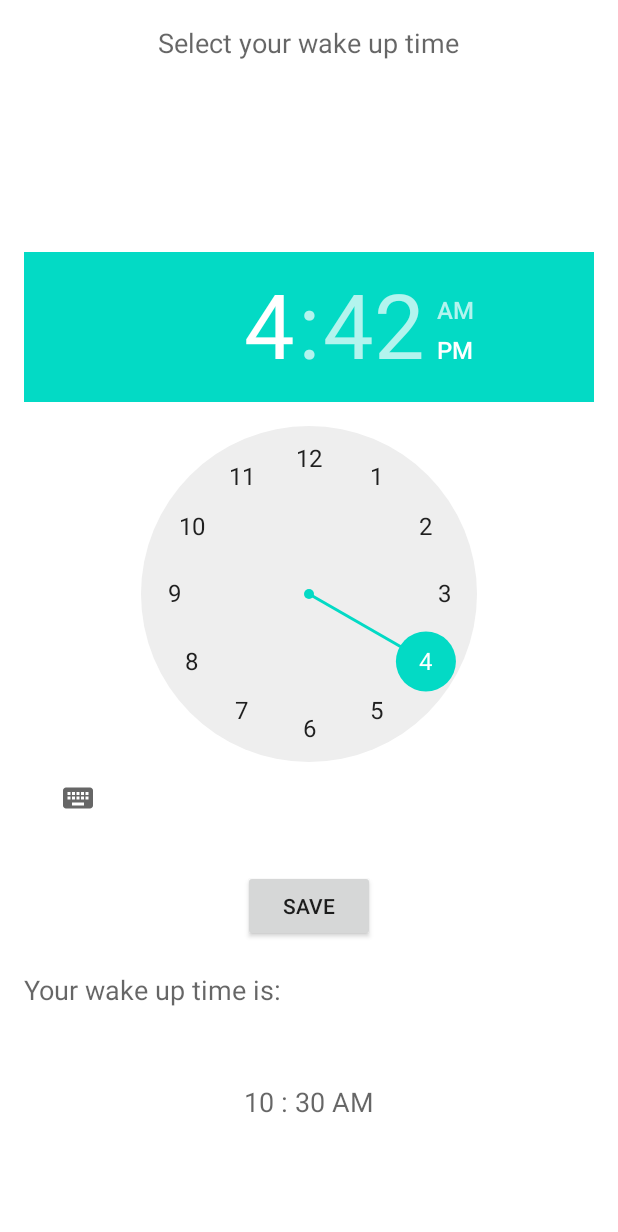
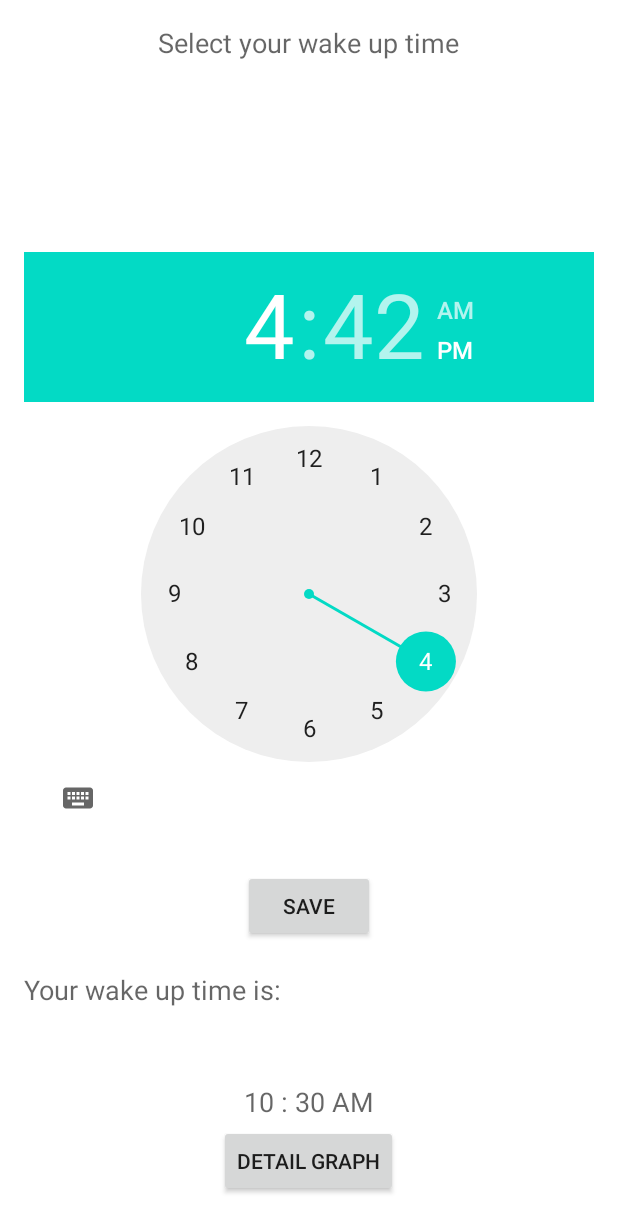
Before and after one commit to hmbjacob/Capstone-Smart-Wakeup, an Android app: the screen it shows after launch (MainActivity), on a phone screen of 412 x 824 dp. Shown: the top 1232 px of the screen. Run offline under Robolectric (Android 15) with nearby library versions, the phone set to English and light mode, and no system bars.

Commit message:
NewActivityPage

```diff
--- a/Android App/app/src/main/AndroidManifest.xml
+++ b/Android App/app/src/main/AndroidManifest.xml
@@ -9,6 +9,7 @@
         android:roundIcon="@mipmap/ic_launcher_round"
         android:supportsRtl="true"
         android:theme="@style/Theme.MyProject">
+        <activity android:name=".GraphPage"></activity>
         <activity android:name=".MainActivity">
             <intent-filter>
                 <action android:name="android.intent.action.MAIN" />
--- a/Android App/app/src/main/java/com/example/myproject/MainActivity.java
+++ b/Android App/app/src/main/java/com/example/myproject/MainActivity.java
@@ -2,6 +2,7 @@ package com.example.myproject;
 
 import androidx.appcompat.app.AppCompatActivity;
 
+import android.content.Intent;
 import android.os.Bundle;
 
 import java.util.Calendar;
@@ -10,6 +11,7 @@ import android.app.Activity;
 import android.os.Bundle;
 import android.view.Menu;
 import android.view.View;
+import android.widget.Button;
 import android.widget.TextView;
 import android.widget.TimePicker;
 
@@ -18,6 +20,8 @@ public class MainActivity extends Activity {
     private TextView time;
     private Calendar calendar;
     private String format = "";
+
+    private Button button;
 
     @Override
     protected void onCreate(Bundle savedInstanceState) {
@@ -31,6 +35,14 @@ public class MainActivity extends Activity {
         int hour = calendar.get(Calendar.HOUR_OF_DAY);
         int min = calendar.get(Calendar.MINUTE);
         showTime(hour, min);
+
+        button = (Button) findViewById(R.id.Graph_Button);
+        button.setOnClickListener(new View.OnClickListener() {
+            @Override
+            public void onClick(View v){
+                openGraphPage();
+            }
+        });
     }
 
     public void setTime(View view) {
@@ -56,5 +68,10 @@ public class MainActivity extends Activity {
                 .append(" ").append(format));
     }
 
+    public void openGraphPage(){
+        Intent intent = new Intent(this, GraphPage.class);
+        startActivity(intent);
+    }
 
-}
+
+    }
--- a/Android App/app/src/main/res/layout/activity_main.xml
+++ b/Android App/app/src/main/res/layout/activity_main.xml
@@ -56,4 +56,13 @@
         android:text="@string/time_selected"
         android:textAppearance="?android:attr/textAppearanceMedium" />
 
+    <Button
+        android:id="@+id/Graph_Button"
+        android:layout_width="wrap_content"
+        android:layout_height="wrap_content"
+        android:text="Detail Graph"
+        android:layout_alignParentBottom="true"
+        android:layout_centerHorizontal="true"
+        android:layout_marginBottom="10dp"  />
+
 </RelativeLayout>
```
Also changed, not shown: Android App/app/src/main/java/com/example/myproject/GraphPage.java (added, +25 -0 lines), Android App/app/src/main/res/layout/activity_graph_page.xml (added, +9 -0 lines).
